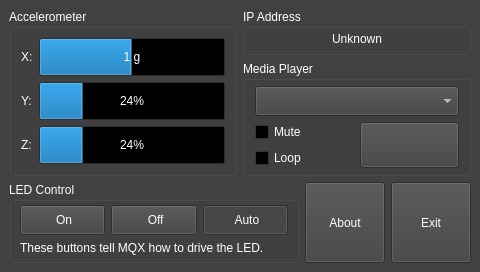
Old version of the form linux/easyduo.ui in the repository elnicoCZ/sqm4_vf6_easyDuo.
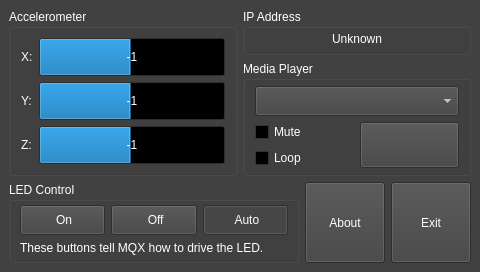
New version of the form. Icons and pictures are not drawn.

Patch:
```diff
--- a/linux/easyduo.ui
+++ b/linux/easyduo.ui
@@ -477,16 +477,16 @@
               </size>
              </property>
              <property name="minimum">
-              <number>-2048</number>
+              <number>-8192</number>
              </property>
              <property name="maximum">
-              <number>2048</number>
+              <number>8192</number>
              </property>
              <property name="value">
-              <number>1</number>
+              <number>-1</number>
              </property>
              <property name="format">
-              <string>%v g</string>
+              <string>%v</string>
              </property>
             </widget>
            </item>
@@ -511,8 +511,17 @@
                <height>30</height>
               </size>
              </property>
+             <property name="minimum">
+              <number>-8192</number>
+             </property>
+             <property name="maximum">
+              <number>8192</number>
+             </property>
              <property name="value">
-              <number>24</number>
+              <number>-1</number>
+             </property>
+             <property name="format">
+              <string>%v</string>
              </property>
             </widget>
            </item>
@@ -537,8 +546,17 @@
                <height>30</height>
               </size>
              </property>
+             <property name="minimum">
+              <number>-8192</number>
+             </property>
+             <property name="maximum">
+              <number>8192</number>
+             </property>
              <property name="value">
-              <number>24</number>
+              <number>-1</number>
+             </property>
+             <property name="format">
+              <string>%v</string>
              </property>
             </widget>
            </item>
```
